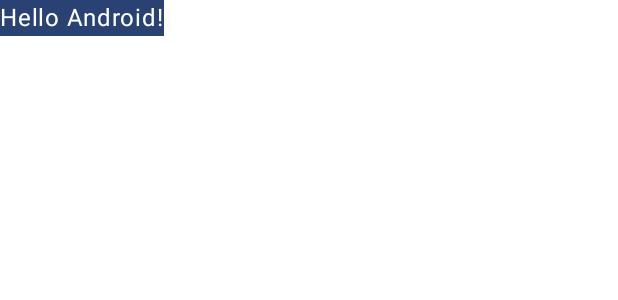
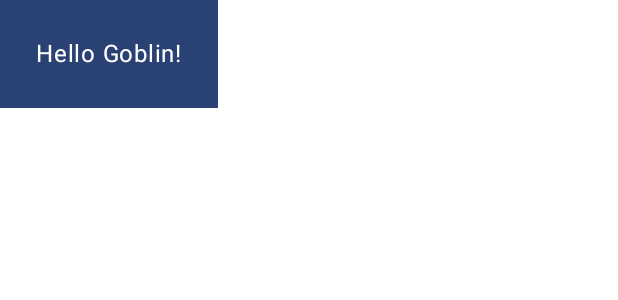
Before and after one commit to Himanshu-kumar-gupta/ComposeBasics, an Android app built with Jetpack Compose: the @Preview function DefaultPreview, on a phone screen of 412 x 824 dp. Shown: the top 300 px of the screen. Run offline under Robolectric (Android 15) with nearby library versions, the phone set to English and light mode, and no system bars.

Commit message:
Using Modifier

```diff
--- a/app/src/main/java/com/example/composebasics/MainActivity.kt
+++ b/app/src/main/java/com/example/composebasics/MainActivity.kt
@@ -4,12 +4,14 @@ import android.os.Bundle
 import androidx.activity.ComponentActivity
 import androidx.activity.compose.setContent
 import androidx.compose.foundation.layout.fillMaxSize
+import androidx.compose.foundation.layout.padding
 import androidx.compose.material3.MaterialTheme
 import androidx.compose.material3.Surface
 import androidx.compose.material3.Text
 import androidx.compose.runtime.Composable
 import androidx.compose.ui.Modifier
 import androidx.compose.ui.tooling.preview.Preview
+import androidx.compose.ui.unit.dp
 import com.example.composebasics.ui.theme.ComposeBasicsTheme
 
 class MainActivity : ComponentActivity() {
@@ -17,13 +19,7 @@ class MainActivity : ComponentActivity() {
         super.onCreate(savedInstanceState)
         setContent {
             ComposeBasicsTheme {
-                // A surface container using the 'background' color from the theme
-                Surface(
-                    modifier = Modifier.fillMaxSize(),
-                    color = MaterialTheme.colorScheme.background
-                ) {
-                    Greeting("Android")
-                }
+                MyApp(modifier = Modifier.fillMaxSize())
             }
         }
     }
@@ -32,7 +28,17 @@ class MainActivity : ComponentActivity() {
 @Composable
 fun Greeting(name: String) {
     Surface(color = MaterialTheme.colorScheme.primary) {
-        Text(text = "Hello $name!")
+        Text(text = "Hello $name!", modifier = Modifier.padding(24.dp))
+    }
+}
+
+@Composable
+private fun MyApp(modifier: Modifier = Modifier) {
+    Surface(
+        modifier = modifier,
+        color = MaterialTheme.colorScheme.background
+    ) {
+        Greeting(name = "Goblin")
     }
 }
 
@@ -40,6 +46,6 @@ fun Greeting(name: String) {
 @Composable
 fun DefaultPreview() {
     ComposeBasicsTheme {
-        Greeting("Android")
+        MyApp()
     }
 }
```
